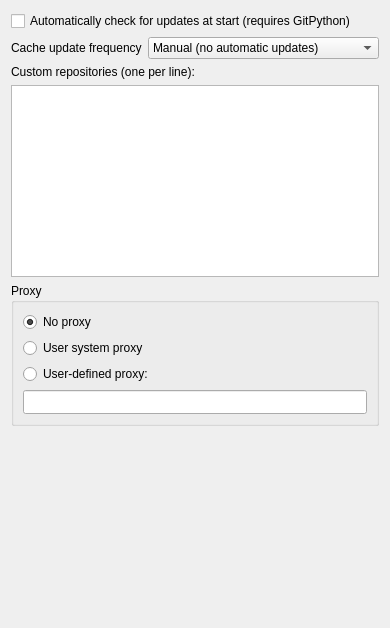
Above: AddonManagerOptions.ui from chennes/AddonManager before the change. Below: the same form after it.
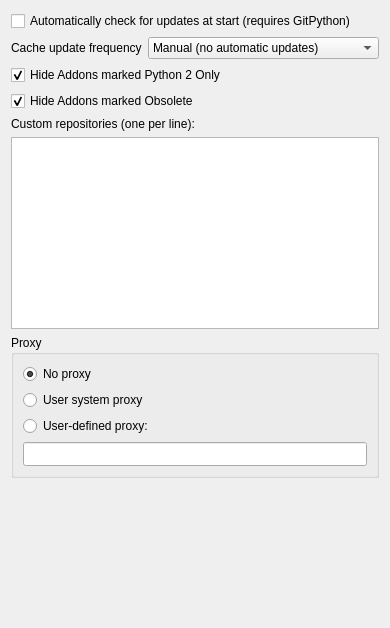
That is the form after the change. Custom widgets are drawn as their Qt base class.

Commit message: Addon Manager: Add option to hide obsolete and py2 addons

The edit to the form file:
```diff
--- a/AddonManagerOptions.ui
+++ b/AddonManagerOptions.ui
@@ -77,6 +77,38 @@
      </item>
     </layout>
    </item>
+   <item>
+    <widget class="Gui::PrefCheckBox" name="guiprefcheckboxhidepy2">
+     <property name="text">
+      <string>Hide Addons marked Python 2 Only</string>
+     </property>
+     <property name="checked">
+      <bool>true</bool>
+     </property>
+     <property name="prefEntry" stdset="0">
+      <string>HidePy2</string>
+     </property>
+     <property name="prefPath" stdset="0">
+      <string>Addons</string>
+     </property>
+    </widget>
+   </item>
+   <item>
+    <widget class="Gui::PrefCheckBox" name="guiprefcheckboxhideobsolete">
+     <property name="text">
+      <string>Hide Addons marked Obsolete</string>
+     </property>
+     <property name="checked">
+      <bool>true</bool>
+     </property>
+     <property name="prefEntry" stdset="0">
+      <string>HideObsolete</string>
+     </property>
+     <property name="prefPath" stdset="0">
+      <string>Addons</string>
+     </property>
+    </widget>
+   </item>
    <item>
     <widget class="QLabel" name="label">
      <property name="text">
```
Left out of the diff: 6 changed lines with no effect on the pictures. The commit also changes 4 other files.
